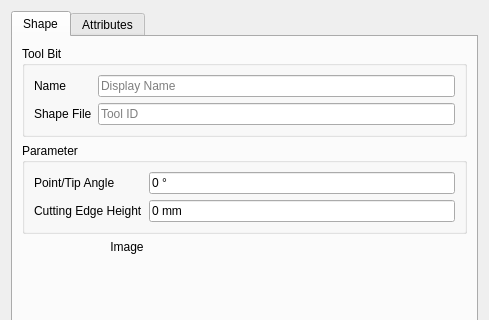
knipknap/FreeCAD, file src/Mod/CAM/Gui/Resources/panels/ToolBitEditor.ui: the form before one commit; both pictures show x 0 to 489 and y 0 to 320 of the 489 by 715 pixel window.
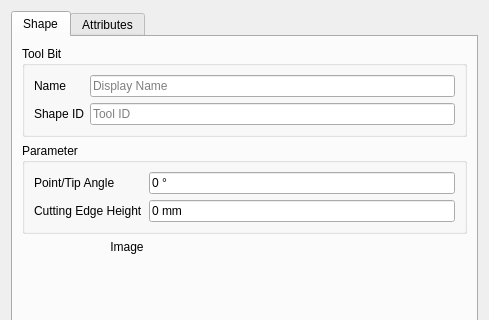
The form after the commit. Custom widgets are drawn as their Qt base class.

Commit message: CAM: Rename ShapeFile to ShapeID, and simplify/streamline bit promotion function

The edit to the form file:
```diff
--- a/src/Mod/CAM/Gui/Resources/panels/ToolBitEditor.ui
+++ b/src/Mod/CAM/Gui/Resources/panels/ToolBitEditor.ui
@@ -65,7 +65,7 @@
           <item row="1" column="0">
            <widget class="QLabel" name="label_2">
             <property name="text">
-             <string>Shape File</string>
+             <string>Shape ID</string>
             </property>
            </widget>
           </item>
```
The commit also changes 4 other files.
